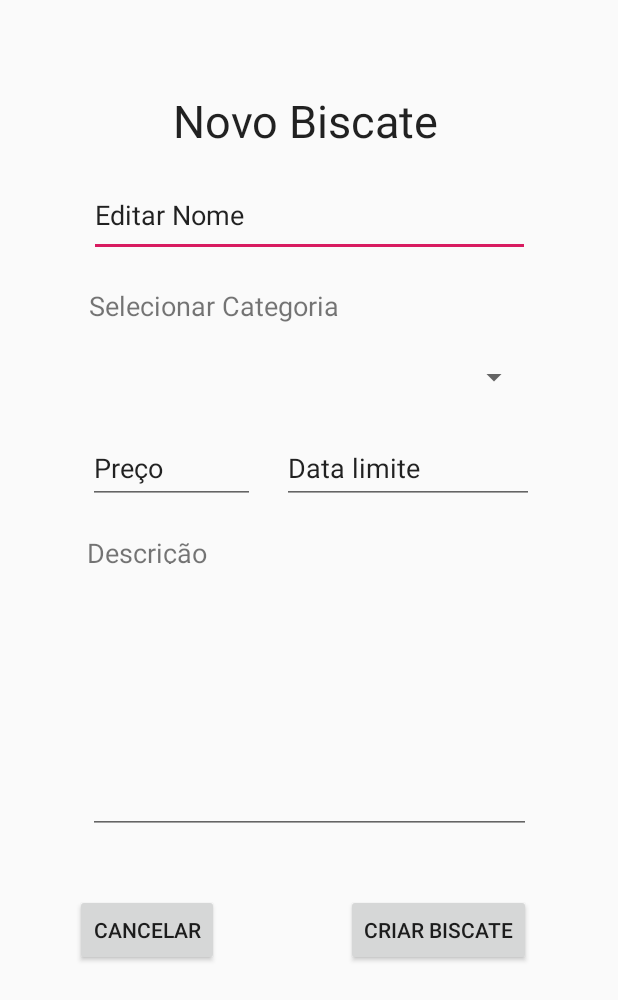
After one commit to Diaj3/Biscates_AndroidApp, an Android app: the layout novo_biscate.xml on its own in the app's theme, with its tools: preview values and no code run, on a phone screen of 412 x 824 dp. The commit adds this screen. Shown: the top 1000 px of the screen. Run offline under Robolectric (Android 15) with nearby library versions, the phone set to English and light mode, and no system bars; Roboto replaces fonts that are not available here.

Commit message:
novo_biscate added

```diff
--- /dev/null
+++ b/app/src/main/res/layout/novo_biscate.xml
@@ -0,0 +1,172 @@
+<?xml version="1.0" encoding="utf-8"?>
+<android.support.constraint.ConstraintLayout
+    xmlns:android="http://schemas.android.com/apk/res/android"
+    xmlns:app="http://schemas.android.com/apk/res-auto"
+    xmlns:tools="http://schemas.android.com/tools"
+    android:layout_width="match_parent"
+    android:layout_height="match_parent">
+
+    <TextView
+        android:id="@+id/novobiscate_txt"
+        android:layout_width="180dp"
+        android:layout_height="47dp"
+        android:layout_marginStart="8dp"
+        android:layout_marginLeft="8dp"
+        android:layout_marginTop="60dp"
+        android:layout_marginEnd="8dp"
+        android:layout_marginRight="8dp"
+        android:text="Novo Biscate"
+        android:textAppearance="@style/TextAppearance.AppCompat.Large"
+        android:textSize="30sp"
+        app:layout_constraintEnd_toEndOf="parent"
+        app:layout_constraintHorizontal_bias="0.497"
+        app:layout_constraintStart_toStartOf="parent"
+        app:layout_constraintTop_toTopOf="parent" />
+
+    <EditText
+        android:id="@+id/name_holder_txt"
+        android:layout_width="294dp"
+        android:layout_height="56dp"
+        android:layout_marginStart="8dp"
+        android:layout_marginLeft="8dp"
+        android:layout_marginTop="8dp"
+        android:layout_marginEnd="8dp"
+        android:layout_marginRight="8dp"
+        android:ems="10"
+        android:inputType="textPersonName"
+        android:text="Editar Nome"
+        app:layout_constraintEnd_toEndOf="parent"
+        app:layout_constraintStart_toStartOf="parent"
+        app:layout_constraintTop_toBottomOf="@+id/novobiscate_txt" />
+
+    <Button
+        android:id="@+id/btn_criar_biscate"
+        android:layout_width="wrap_content"
+        android:layout_height="wrap_content"
+        android:layout_marginStart="8dp"
+        android:layout_marginLeft="8dp"
+        android:layout_marginTop="40dp"
+        android:layout_marginEnd="56dp"
+        android:layout_marginRight="56dp"
+        android:layout_marginBottom="8dp"
+        android:text="Criar biscate"
+        app:layout_constraintBottom_toBottomOf="parent"
+        app:layout_constraintEnd_toEndOf="parent"
+        app:layout_constraintHorizontal_bias="0.974"
+        app:layout_constraintStart_toEndOf="@+id/btn_cancelar"
+        app:layout_constraintTop_toBottomOf="@+id/descricao_biscate_user"
+        app:layout_constraintVertical_bias="0.0" />
+
+    <Button
+        android:id="@+id/btn_cancelar"
+        android:layout_width="wrap_content"
+        android:layout_height="wrap_content"
+        android:layout_marginStart="8dp"
+        android:layout_marginLeft="8dp"
+        android:layout_marginTop="40dp"
+        android:layout_marginEnd="8dp"
+        android:layout_marginRight="8dp"
+        android:layout_marginBottom="8dp"
+        android:text="Cancelar"
+        app:layout_constraintBottom_toBottomOf="parent"
+        app:layout_constraintEnd_toEndOf="parent"
+        app:layout_constraintHorizontal_bias="0.14"
+        app:layout_constraintStart_toStartOf="parent"
+        app:layout_constraintTop_toBottomOf="@+id/descricao_biscate_user"
+        app:layout_constraintVertical_bias="0.0" />
+
+    <TextView
+        android:id="@+id/descricao_txt"
+        android:layout_width="88dp"
+        android:layout_height="20dp"
+        android:layout_marginStart="8dp"
+        android:layout_marginLeft="8dp"
+        android:layout_marginTop="20dp"
+        android:layout_marginEnd="8dp"
+        android:layout_marginRight="8dp"
+        android:text="Descrição"
+        android:textSize="18sp"
+        app:layout_constraintEnd_toEndOf="parent"
+        app:layout_constraintHorizontal_bias="0.162"
+        app:layout_constraintStart_toStartOf="parent"
+        app:layout_constraintTop_toBottomOf="@+id/preco_txt" />
+
+    <TextView
+        android:id="@+id/selecionar_txt"
+        android:layout_width="181dp"
+        android:layout_height="27dp"
+        android:layout_marginStart="8dp"
+        android:layout_marginLeft="8dp"
+        android:layout_marginTop="20dp"
+        android:layout_marginEnd="8dp"
+        android:layout_marginRight="8dp"
+        android:text="Selecionar Categoria"
+        android:textSize="18sp"
+        app:layout_constraintEnd_toEndOf="parent"
+        app:layout_constraintHorizontal_bias="0.238"
+        app:layout_constraintStart_toStartOf="parent"
+        app:layout_constraintTop_toBottomOf="@+id/name_holder_txt" />
+
+    <EditText
+        android:id="@+id/preco_txt"
+        android:layout_width="111dp"
+        android:layout_height="47dp"
+        android:layout_marginStart="8dp"
+        android:layout_marginLeft="8dp"
+        android:layout_marginTop="20dp"
+        android:layout_marginEnd="8dp"
+        android:layout_marginRight="8dp"
+        android:ems="10"
+        android:inputType="numberDecimal"
+        android:text="Preço"
+        app:layout_constraintEnd_toStartOf="@+id/data_limite_txt"
+        app:layout_constraintHorizontal_bias="0.833"
+        app:layout_constraintStart_toStartOf="parent"
+        app:layout_constraintTop_toBottomOf="@+id/spinner_categorias" />
+
+    <EditText
+        android:id="@+id/descricao_biscate_user"
+        android:layout_width="295dp"
+        android:layout_height="165dp"
+        android:layout_marginStart="8dp"
+        android:layout_marginLeft="8dp"
+        android:layout_marginTop="12dp"
+        android:layout_marginEnd="8dp"
+        android:layout_marginRight="8dp"
+        android:layout_marginBottom="8dp"
+        android:ems="10"
+        android:gravity="start|top"
+        android:inputType="textMultiLine"
+        app:layout_constraintBottom_toBottomOf="parent"
+        app:layout_constraintEnd_toEndOf="parent"
+        app:layout_constraintStart_toStartOf="parent"
+        app:layout_constraintTop_toBottomOf="@+id/descricao_txt"
+        app:layout_constraintVertical_bias="0.011" />
+
+    <EditText
+        android:id="@+id/data_limite_txt"
+        android:layout_width="168dp"
+        android:layout_height="47dp"
+        android:layout_marginTop="20dp"
+        android:layout_marginEnd="56dp"
+        android:layout_marginRight="56dp"
+        android:ems="10"
+        android:inputType="date"
+        android:text="Data limite"
+        app:layout_constraintEnd_toEndOf="parent"
+        app:layout_constraintTop_toBottomOf="@+id/spinner_categorias" />
+
+    <Spinner
+        android:id="@+id/spinner_categorias"
+        android:layout_width="294dp"
+        android:layout_height="34dp"
+        android:layout_marginStart="8dp"
+        android:layout_marginLeft="8dp"
+        android:layout_marginTop="16dp"
+        android:layout_marginEnd="8dp"
+        android:layout_marginRight="8dp"
+        app:layout_constraintEnd_toEndOf="parent"
+        app:layout_constraintStart_toStartOf="parent"
+        app:layout_constraintTop_toBottomOf="@+id/selecionar_txt" />
+
+</android.support.constraint.ConstraintLayout>
--- a/app/src/main/res/layout/user_profile.xml
+++ b/app/src/main/res/layout/user_profile.xml
@@ -281,8 +281,8 @@
 
     <EditText
         android:id="@+id/editText2"
-        android:layout_width="307dp"
-        android:layout_height="88dp"
+        android:layout_width="385dp"
+        android:layout_height="93dp"
         android:layout_marginStart="8dp"
         android:layout_marginLeft="8dp"
         android:layout_marginTop="8dp"
--- a/app/src/main/res/values/strings.xml
+++ b/app/src/main/res/values/strings.xml
@@ -19,4 +19,17 @@
         <item>Beja</item>
         <item>Faro</item>
     </array>
+
+    <array name="categorias">
+        <item>Animais</item>
+        <item>Transportes</item>
+        <item>Tarefas Domésticas</item>
+        <item>Escrita e Leitura</item>
+        <item>Bebé e Criança</item>
+        <item>Tecnologias</item>
+        <item>Culinária</item>
+        <item>Agricultura</item>
+        <item>Desporto</item>
+        <item>Equipamentos e Ferramentas</item>
+    </array>
 </resources>
```
